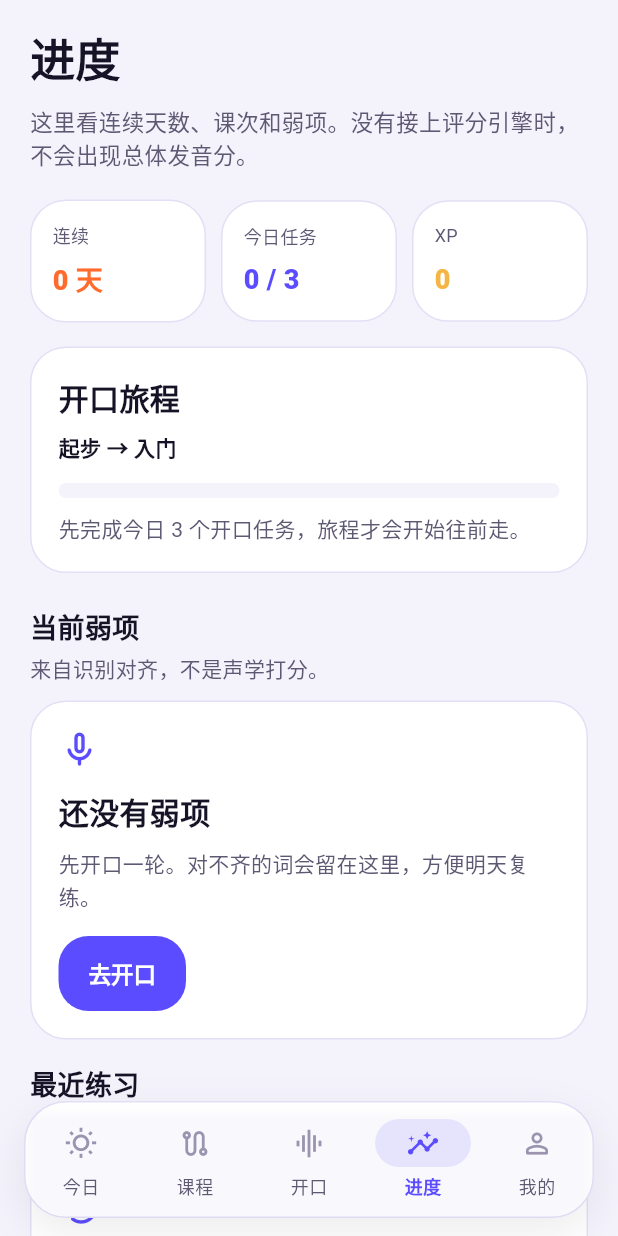
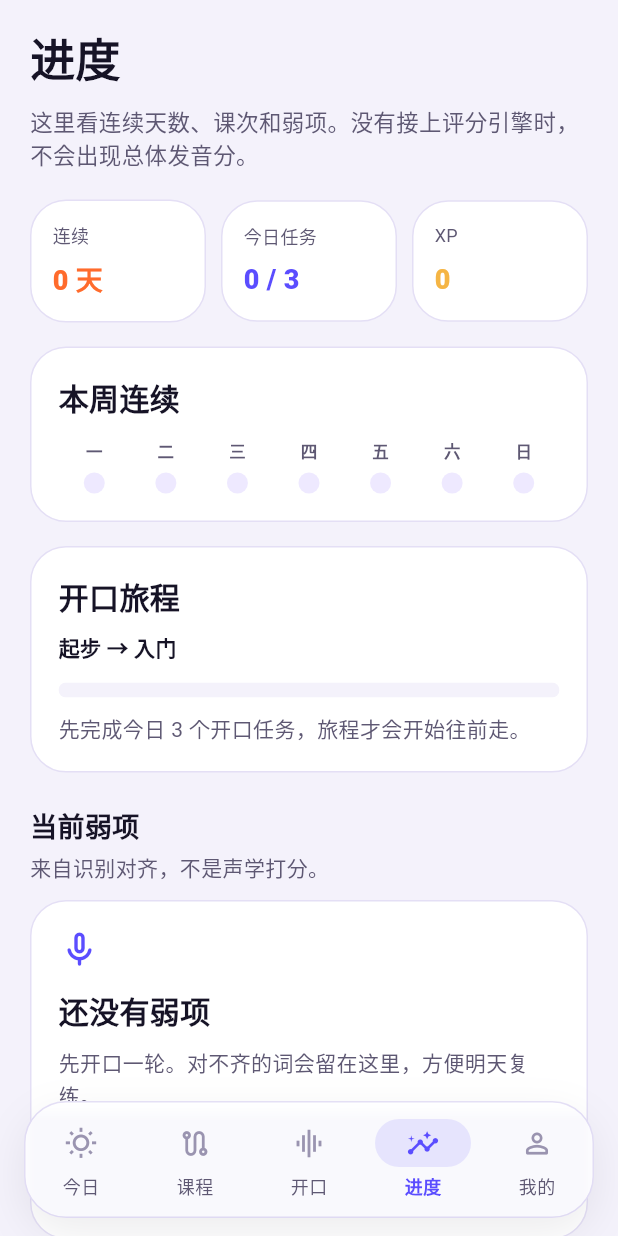
Before and after one commit to StayGoldTY/speak_master, a Flutter app: the ProgressJourneyScreen screen opened by its route, on a phone screen of 412 x 824 dp. Run offline on Flutter 3.47's test engine with Material 3 defaults, Android fonts, the phone set to English and light mode, and no system bars; our stand-ins replace audioplayers, flutter_riverpod, flutter_tts, go_router, shared_preferences, speech_to_text and 1 more; missing offline and left inert: record; accounts and stored records are empty.

Commit message:
Freeze today's three speaking tasks so titles do not mutate mid-day.
Keep the ELSA-style daily plan stable after a lesson is completed, persist
the snapshot locally, and add a weekly streak strip on Today and Progress.

Co-authored-by: Alexander  Walker <StayGoldTY@users.noreply.github.com>

```diff
--- a/lib/daily/presentation/screens/progress_journey_screen.dart
+++ b/lib/daily/presentation/screens/progress_journey_screen.dart
@@ -65,6 +65,23 @@ class ProgressJourneyScreen extends ConsumerWidget {
                 ),
               ),
             ],
+          ),
+          const SizedBox(height: 16),
+          DailyCard(
+            child: Column(
+              crossAxisAlignment: CrossAxisAlignment.start,
+              children: [
+                const Text(
+                  '本周连续',
+                  style: TextStyle(fontSize: 20, fontWeight: FontWeight.w800),
+                ),
+                const SizedBox(height: 12),
+                WeekStreakRow(
+                  streakDays: progress.streakDays,
+                  lastActiveDate: progress.lastActiveDate,
+                ),
+              ],
+            ),
           ),
           const SizedBox(height: 16),
           DailyCard(
--- a/lib/daily/presentation/widgets/daily_widgets.dart
+++ b/lib/daily/presentation/widgets/daily_widgets.dart
@@ -12,7 +12,7 @@ class DailyPage extends StatelessWidget {
     super.key,
     required this.child,
     this.maxWidth = 760,
-    this.padding = const EdgeInsets.fromLTRB(20, 16, 20, 120),
+    this.padding = const EdgeInsets.fromLTRB(20, 16, 20, 168),
   });
 
   @override
@@ -247,6 +247,69 @@ class WordChipRow extends StatelessWidget {
   }
 }
 
+class WeekStreakRow extends StatelessWidget {
+  final int streakDays;
+  final DateTime? lastActiveDate;
+
+  const WeekStreakRow({
+    super.key,
+    required this.streakDays,
+    this.lastActiveDate,
+  });
+
+  @override
+  Widget build(BuildContext context) {
+    final now = DateTime.now();
+    final today = DateTime(now.year, now.month, now.day);
+    final last = lastActiveDate == null
+        ? null
+        : DateTime(
+            lastActiveDate!.year,
+            lastActiveDate!.month,
+            lastActiveDate!.day,
+          );
+    final labels = const ['一', '二', '三', '四', '五', '六', '日'];
+    return Row(
+      children: List.generate(7, (index) {
+        final weekday = index + 1;
+        final day = today.subtract(Duration(days: today.weekday - weekday));
+        final isFuture = day.isAfter(today);
+        final isFilled =
+            !isFuture &&
+            streakDays > 0 &&
+            last != null &&
+            !day.isAfter(last) &&
+            today.difference(day).inDays < streakDays;
+        return Expanded(
+          child: Column(
+            children: [
+              Text(
+                labels[index],
+                style: const TextStyle(
+                  fontSize: 11,
+                  color: AppColors.textSecondary,
+                  fontWeight: FontWeight.w700,
+                ),
+              ),
+              const SizedBox(height: 6),
+              Container(
+                width: 14,
+                height: 14,
+                decoration: BoxDecoration(
+                  shape: BoxShape.circle,
+                  color: isFilled
+                      ? AppColors.streakFlame
+                      : AppColors.surfaceAccent,
+                ),
+              ),
+            ],
+          ),
+        );
+      }),
+    );
+  }
+}
+
 class SectionLabel extends StatelessWidget {
   final String title;
   final String? subtitle;
--- a/lib/main.dart
+++ b/lib/main.dart
@@ -1,4 +1,5 @@
 import 'package:flutter/material.dart';
+import 'package:flutter/rendering.dart';
 import 'package:flutter/services.dart';
 import 'package:flutter_riverpod/flutter_riverpod.dart';
 import 'package:flutter_web_plugins/url_strategy.dart';
@@ -9,6 +10,7 @@ import 'app.dart';
 
 Future<void> main() async {
   WidgetsFlutterBinding.ensureInitialized();
+  SemanticsBinding.instance.ensureSemantics();
   setUrlStrategy(HashUrlStrategy());
 
   SystemChrome.setPreferredOrientations([
--- a/lib/v2/presentation/widgets/v2_shell_scaffold.dart
+++ b/lib/v2/presentation/widgets/v2_shell_scaffold.dart
@@ -72,28 +72,58 @@ class V2ShellScaffold extends StatelessWidget {
                   onDestinationSelected: (index) => _goTo(context, index),
                   destinations: const [
                     NavigationDestination(
-                      icon: Icon(Icons.wb_sunny_outlined),
-                      selectedIcon: Icon(Icons.wb_sunny_rounded),
+                      icon: Icon(
+                        Icons.wb_sunny_outlined,
+                        semanticLabel: '导航今日',
+                      ),
+                      selectedIcon: Icon(
+                        Icons.wb_sunny_rounded,
+                        semanticLabel: '导航今日',
+                      ),
                       label: '今日',
                     ),
                     NavigationDestination(
-                      icon: Icon(Icons.route_outlined),
-                      selectedIcon: Icon(Icons.route_rounded),
+                      icon: Icon(
+                        Icons.route_outlined,
+                        semanticLabel: '导航课程',
+                      ),
+                      selectedIcon: Icon(
+                        Icons.route_rounded,
+                        semanticLabel: '导航课程',
+                      ),
                       label: '课程',
                     ),
                     NavigationDestination(
-                      icon: Icon(Icons.graphic_eq_outlined),
-                      selectedIcon: Icon(Icons.graphic_eq_rounded),
+                      icon: Icon(
+                        Icons.graphic_eq_outlined,
+                        semanticLabel: '导航开口',
+                      ),
+                      selectedIcon: Icon(
+                        Icons.graphic_eq_rounded,
+                        semanticLabel: '导航开口',
+                      ),
                       label: '开口',
                     ),
                     NavigationDestination(
-                      icon: Icon(Icons.insights_outlined),
-                      selectedIcon: Icon(Icons.insights_rounded),
+                      icon: Icon(
+                        Icons.insights_outlined,
+                        semanticLabel: '导航进度',
+                      ),
+                      selectedIcon: Icon(
+                        Icons.insights_rounded,
+                        semanticLabel: '导航进度',
+                      ),
                       label: '进度',
                     ),
                     NavigationDestination(
-                      icon: Icon(Icons.person_outline_rounded),
-                      selectedIcon: Icon(Icons.person_rounded),
+                      icon: Icon(
+                        Icons.person_outline_rounded,
+                        semanticLabel: '导航我的',
+                      ),
+                      selectedIcon: Icon(
+                        Icons.person_rounded,
+                        semanticLabel: '导航我的',
+                      ),
                       label: '我的',
                     ),
                   ],
```
Also changed, not shown: lib/daily/presentation/screens/today_home_screen.dart (+18 -0 lines), lib/services/storage_service.dart (+42 -0 lines), lib/v2/application/providers/v2_providers.dart (+68 -5 lines), lib/v2/domain/models/learner_models.dart (+58 -0 lines), 2 other files.
